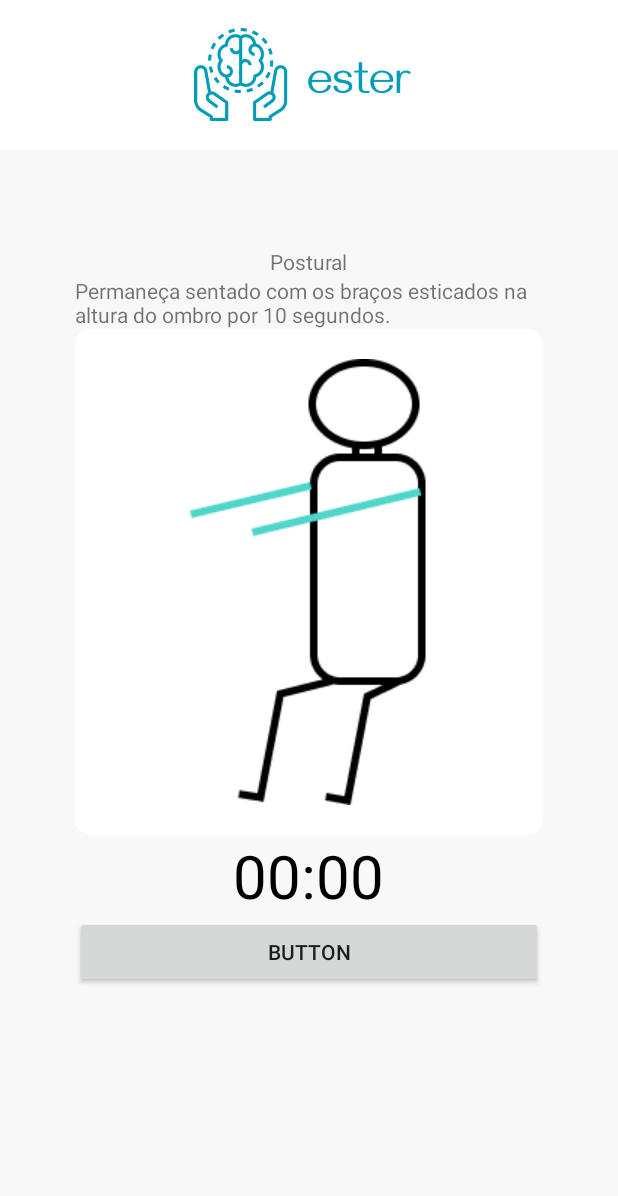
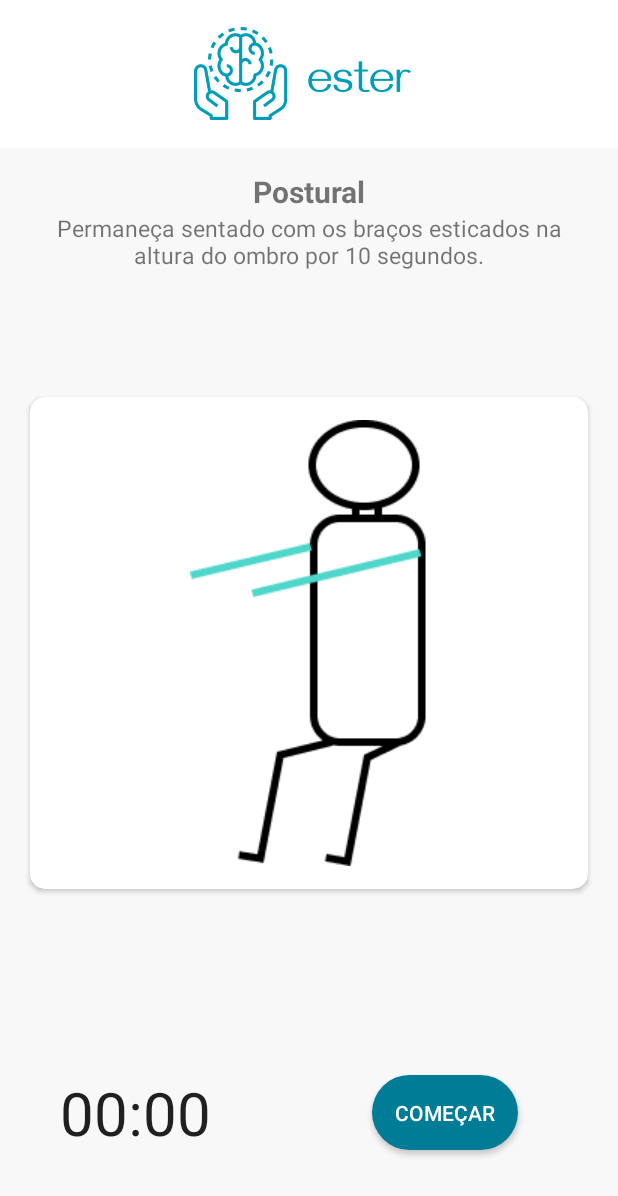
Before and after one commit to PI2-Parkinson/EsterAppAndroid, an Android app: the StrapPosturalActivity screen opened directly, with no data from a screen before it, on a phone screen of 412 x 824 dp. Shown: the top 1196 px of the screen. Run offline under Robolectric (Android 15) with nearby library versions, the phone set to English and light mode, and no system bars.

Commit message:
Adding gif and some adjustments on strap layouts

```diff
--- a/app/build.gradle
+++ b/app/build.gradle
@@ -75,7 +75,10 @@ dependencies {
 //Times Formater
     implementation 'org.ocpsoft.prettytime:prettytime:4.0.1.Final'
 
-    implementation 'com.github.bumptech.glide:glide:4.7.1'
+    implementation 'com.github.bumptech.glide:glide:4.10.0'
+    annotationProcessor 'com.github.bumptech.glide:compiler:4.10.0'
+
+    implementation 'pl.droidsonroids.gif:android-gif-drawable:1.2.19'
 
 }
 
--- a/app/src/main/AndroidManifest.xml
+++ b/app/src/main/AndroidManifest.xml
@@ -11,7 +11,7 @@
         android:roundIcon="@mipmap/ic_launcher_round"
         android:supportsRtl="true"
         android:theme="@style/AppTheme">
-        <activity android:name=".Controller.StrapFingerNose"></activity>
+        <activity android:name=".Controller.StrapFingerNoseActivity"></activity>
         <activity android:name=".Controller.StrapPosturalActivity" />
         <activity android:name=".Controller.StrapRestActivity" />
         <activity android:name=".MyCountDownTimer" />
--- a/app/src/main/java/com/pidois/ester/Controller/StrapActivity.java
+++ b/app/src/main/java/com/pidois/ester/Controller/StrapActivity.java
@@ -32,9 +32,9 @@ public class StrapActivity extends AppCompatActivity implements View.OnClickList
         if (i == R.id.btn_m1){
             setContentView(R.layout.activity_strap_rest);
         } else if (i == R.id.btn_m2){
-            //todo
+            setContentView(R.layout.activity_strap_postural);
         } else if (i == R.id.btn_m3){
-            //todo
+            setContentView(R.layout.activity_strap_finger_nose);
         } else if (i == R.id.btn_m4){
             alertDialog();
         }
--- a/app/src/main/java/com/pidois/ester/Controller/StrapFingerNose.java
+++ b/app/src/main/java/com/pidois/ester/Controller/StrapFingerNoseActivity.java
@@ -10,7 +10,7 @@ import com.pidois.ester.R;
 
 import java.io.File;
 
-public class StrapFingerNose extends AppCompatActivity {
+public class StrapFingerNoseActivity extends AppCompatActivity {
 
     @Override
     protected void onCreate(Bundle savedInstanceState) {
--- a/app/src/main/res/layout/activity_strap_postural.xml
+++ b/app/src/main/res/layout/activity_strap_postural.xml
@@ -4,107 +4,127 @@
     xmlns:tools="http://schemas.android.com/tools"
     android:layout_width="match_parent"
     android:layout_height="match_parent"
+    android:background="#000"
+    android:backgroundTint="@color/light_background"
     tools:context=".Controller.StrapPosturalActivity">
 
-    <LinearLayout
+    <RelativeLayout
+        android:id="@+id/relativeLayout2"
         android:layout_width="match_parent"
-        android:layout_height="match_parent"
-        android:background="@color/light_background"
+        android:layout_height="0dp"
+        android:background="@color/white"
         android:gravity="center"
-        android:orientation="vertical"
-        android:padding="50dp"
-        android:id="@+id/linearLayout2">
+        app:layout_constraintBottom_toTopOf="@+id/guideline23"
+        app:layout_constraintEnd_toEndOf="parent"
+        app:layout_constraintStart_toStartOf="parent"
+        app:layout_constraintTop_toTopOf="parent">
 
-        <TextView
-            android:id="@+id/textView3"
-            android:layout_width="wrap_content"
-            android:layout_height="wrap_content"
-            android:text="@string/strap_postural_title"
-            />
-
-        <TextView
-            android:id="@+id/textView4"
-            android:layout_width="wrap_content"
-            android:layout_height="wrap_content"
-            android:text="@string/strap_postural_desc"/>
-
-
-        <androidx.cardview.widget.CardView
-            android:id="@+id/cardView"
-            android:layout_width="match_parent"
-            android:layout_height="wrap_content"
-            app:cardCornerRadius="10dp"
-            app:cardElevation="2dp"
-            tools:layout_conversion_absoluteHeight="338dp"
-            tools:layout_conversion_absoluteWidth="312dp"
-            tools:layout_editor_absoluteX="50dp"
-            tools:layout_editor_absoluteY="180dp">
-
-            <ImageView
-                android:id="@+id/imageView4"
-                android:layout_width="wrap_content"
-                android:layout_height="wrap_content"
-                android:layout_gravity="center"
-                android:padding="20dp"
-                android:src="@drawable/strap_postural_image"
-                tools:layout_conversion_absoluteHeight="338dp"
-                tools:layout_conversion_absoluteWidth="312dp"
-                tools:layout_editor_absoluteX="50dp"
-                tools:layout_editor_absoluteY="180dp" />
-
-        </androidx.cardview.widget.CardView>
-
-        <TextView
-            android:id="@+id/text_view_countdown"
-            android:layout_width="wrap_content"
-            android:layout_height="wrap_content"
-            android:layout_centerHorizontal="true"
-            android:layout_centerVertical="true"
-            android:text="00:00"
-            android:textColor="@android:color/black"
-            android:textSize="40sp" />
-
-        <Button
-            android:id="@+id/button_start_pause"
-            android:layout_width="match_parent"
-            android:layout_height="wrap_content"
-            android:text="Button" />
-
-    </LinearLayout>
-
-    <RelativeLayout
-        android:layout_width="match_parent"
-        android:layout_height="100dp"
-        android:background="@color/colorAccent"
-        android:gravity="center"
-        app:layout_constraintEnd_toEndOf="parent"
-        app:layout_constraintStart_toStartOf="parent">
-
-        <androidx.constraintlayout.widget.Guideline
-            android:id="@+id/guideline20"
-            android:layout_width="wrap_content"
-            android:layout_height="wrap_content"
-            android:orientation="horizontal"
-            app:layout_constraintGuide_begin="20dp"
-            app:layout_constraintGuide_percent="0" />
-
-        <androidx.constraintlayout.widget.Guideline
-            android:id="@+id/guideline21"
-            android:layout_width="wrap_content"
-            android:layout_height="wrap_content"
-            android:orientation="horizontal"
-            app:layout_constraintGuide_begin="110dp" />
 
         <ImageView
             android:id="@+id/imageView2"
             android:layout_width="196dp"
             android:layout_height="62dp"
-            app:layout_constraintBottom_toTopOf="@+id/guideline21"
-            app:layout_constraintEnd_toEndOf="parent"
-            app:layout_constraintStart_toStartOf="parent"
-            app:layout_constraintTop_toTopOf="@+id/guideline20"
             app:srcCompat="@drawable/ic_ester" />
 
     </RelativeLayout>
 
+
+    <androidx.constraintlayout.widget.Guideline
+        android:id="@+id/guideline22"
+        android:layout_width="wrap_content"
+        android:layout_height="wrap_content"
+        android:orientation="horizontal"
+        app:layout_constraintGuide_percent="0" />
+
+    <androidx.constraintlayout.widget.Guideline
+        android:id="@+id/guideline23"
+        android:layout_width="wrap_content"
+        android:layout_height="wrap_content"
+        android:orientation="horizontal"
+        app:layout_constraintGuide_percent="0.12" />
+
+    <androidx.constraintlayout.widget.Guideline
+        android:id="@+id/guideline24"
+        android:layout_width="wrap_content"
+        android:layout_height="wrap_content"
+        android:orientation="horizontal"
+        app:layout_constraintGuide_percent="0.24" />
+
+    <TextView
+        android:id="@+id/fixed_strap_postural"
+        android:layout_width="wrap_content"
+        android:layout_height="wrap_content"
+        android:layout_marginTop="15dp"
+        android:text="@string/strap_postural_title"
+        android:textSize="20sp"
+        android:textStyle="bold"
+        app:layout_constraintEnd_toEndOf="parent"
+        app:layout_constraintStart_toStartOf="parent"
+        app:layout_constraintTop_toBottomOf="@+id/relativeLayout2" />
+
+
+    <TextView
+        android:layout_width="match_parent"
+        android:layout_height="wrap_content"
+        android:layout_marginLeft="20dp"
+        android:layout_marginRight="20dp"
+        android:gravity="center"
+        android:text="@string/strap_postural_desc"
+        android:textSize="15sp"
+        app:layout_constraintTop_toBottomOf="@+id/fixed_strap_postural" />
+
+    <androidx.constraintlayout.widget.Guideline
+        android:id="@+id/guideline25"
+        android:layout_width="wrap_content"
+        android:layout_height="wrap_content"
+        android:orientation="horizontal"
+        app:layout_constraintGuide_percent="0.8" />
+
+
+    <androidx.cardview.widget.CardView
+        android:id="@+id/cardView2"
+        android:layout_width="match_parent"
+        android:layout_height="wrap_content"
+        android:layout_marginLeft="20dp"
+        android:layout_marginRight="20dp"
+        android:padding="20dp"
+        app:cardCornerRadius="10dp"
+        app:cardElevation="2dp"
+        app:layout_constraintBottom_toTopOf="@+id/guideline25"
+        app:layout_constraintTop_toTopOf="@+id/guideline24">
+
+        <ImageView
+            android:layout_width="wrap_content"
+            android:layout_height="wrap_content"
+            android:layout_gravity="center"
+            android:padding="15dp"
+            android:src="@drawable/strap_postural_image" />
+
+    </androidx.cardview.widget.CardView>
+
+    <Chronometer
+        android:id="@+id/chronometer2"
+        android:layout_width="wrap_content"
+        android:layout_height="wrap_content"
+        android:gravity="center"
+        android:padding="40dp"
+        android:textSize="40sp"
+        app:layout_constraintBottom_toBottomOf="parent"
+        app:layout_constraintStart_toStartOf="parent"
+        app:layout_constraintTop_toTopOf="@+id/guideline25"
+        app:layout_editor_absoluteX="20dp" />
+
+    <Button
+        android:id="@+id/button2"
+        android:layout_width="wrap_content"
+        android:layout_height="wrap_content"
+        android:background="@drawable/round_btn_grey"
+        android:padding="15dp"
+        android:text="@string/strap_btn_start"
+        android:textColor="@color/white"
+        app:layout_constraintBottom_toBottomOf="parent"
+        app:layout_constraintEnd_toEndOf="parent"
+        app:layout_constraintStart_toEndOf="@+id/chronometer2"
+        app:layout_constraintTop_toTopOf="@+id/guideline25" />
+
 </androidx.constraintlayout.widget.ConstraintLayout>
--- a/app/src/main/res/layout/activity_strap_rest.xml
+++ b/app/src/main/res/layout/activity_strap_rest.xml
@@ -55,7 +55,7 @@
         android:layout_width="wrap_content"
         android:layout_height="wrap_content"
         android:layout_marginTop="15dp"
-        android:text="Repouso"
+        android:text="@string/strap_rest_title"
         android:textSize="20sp"
         android:textStyle="bold"
         app:layout_constraintEnd_toEndOf="parent"
@@ -120,7 +120,7 @@
         android:layout_height="wrap_content"
         android:background="@drawable/round_btn_grey"
         android:padding="15dp"
-        android:text="Começar"
+        android:text="@string/strap_btn_start"
         android:textColor="@color/white"
         app:layout_constraintBottom_toBottomOf="parent"
         app:layout_constraintEnd_toEndOf="parent"
--- a/app/src/main/res/values/strings.xml
+++ b/app/src/main/res/values/strings.xml
@@ -12,6 +12,7 @@
     <string name="strap_fingernose_title">Dedo-nariz</string>
     <string name="strap_fingernose_desc">Permaneça sentado com o braço na altura do nariz por 10 segundos.</string>
     <string name="strap_about_title">Sobre os testes</string>
+    <string name="strap_btn_start">Começar</string>
 
     <!-- Cognitive exercise strings -->
     <string name="cognitive_exercise_desc">Selecione a opção que representa a cor da palavra</string>
@@ -24,4 +25,5 @@
     <string name="btn_exercise_strap">Strap</string>
 
 
+
 </resources>
--- a/build.gradle
+++ b/build.gradle
@@ -5,7 +5,7 @@ buildscript {
     repositories {
         google()
         jcenter()
-
+        mavenCentral()
     }
     dependencies {
         classpath 'com.android.tools.build:gradle:3.5.1'
@@ -20,7 +20,7 @@ allprojects {
     repositories {
         google()
         jcenter()
-
+        mavenCentral()
     }
 }
 
```
Also changed, not shown: app/src/main/res/layout/activity_strap_finger_nose.xml (+112 -84 lines), app/src/main/res/drawable/strap_fingernose_image1.png (renamed from app/src/main/res/drawable/strap_fingernose_image.png), app/src/main/res/drawable/strap_fingernose_image2.png (added).
